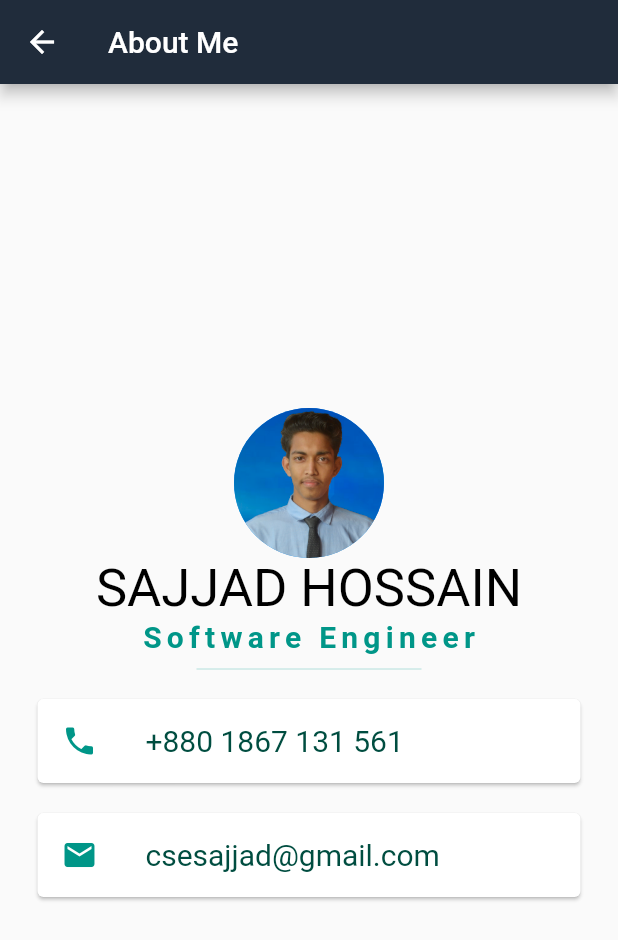
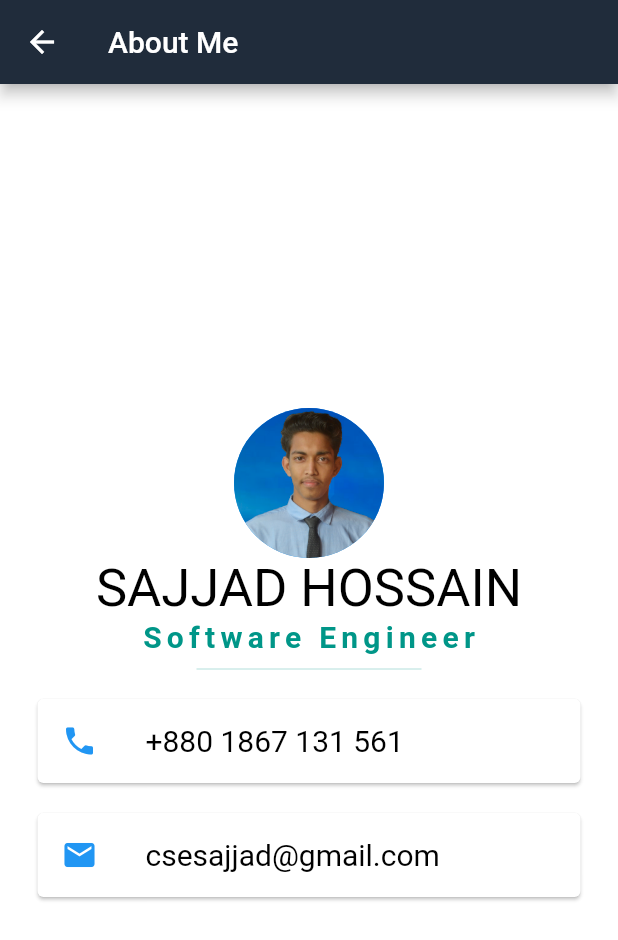
Before and after one commit to sajjad385/covid-19-tracker, a Flutter app: the screen it shows after launch, after a tap on "About", on a phone screen of 412 x 824 dp. Shown: the top 940 px of the screen. Run offline on Flutter 3.47's test engine with Material 2 defaults, Android fonts, the phone set to English and light mode, and no system bars; our stand-ins replace dynamic_theme; network calls fail; Roboto replaces fonts that are missing (Cobin); project files that could hold a hidden picture were left out.

Commit message:
Search and dark mode

```diff
--- a/lib/data_source.dart
+++ b/lib/data_source.dart
@@ -2,7 +2,7 @@ import 'package:flutter/material.dart';
 Color primaryBlack = Color(0xff202c3b);
 
 class DataSource{
-  static String quote = "'We are together in the fight. Nothing in life to be feared.  it is only to be understand. Now is the time to understand more, so that we may fear less.";
+  static String quote = "We are together in the fight. Nothing in life to be feared.  it is only to be understand. Now is the time to understand more, so that we may fear less.";
 
   static List questionAnswers =[
     {
--- a/lib/home_page.dart
+++ b/lib/home_page.dart
@@ -5,6 +5,7 @@ import 'package:covid19/panels/bangladesh.dart';
 import 'package:covid19/panels/info_panel.dart';
 import 'package:covid19/panels/most_effected_countries.dart';
 import 'package:covid19/panels/world_wide_panel.dart';
+import 'package:dynamic_theme/dynamic_theme.dart';
 import 'package:flutter/material.dart';
 import 'package:http/http.dart' as http;
 
@@ -46,7 +47,7 @@ class _HomePageState extends State<HomePage> {
 //  Country Data
   List countryData;
   fetchCountryData()async{
-    http.Response response = await http.get('https://corona.lmao.ninja/v2/countries');
+    http.Response response = await http.get('https://corona.lmao.ninja/v2/countries?sort=cases');
     setState(() {
       countryData =json.decode(response.body);
     });
@@ -68,6 +69,12 @@ class _HomePageState extends State<HomePage> {
   Widget build(BuildContext context) {
     return Scaffold(
       appBar: AppBar(
+
+        actions: <Widget>[
+          IconButton(icon: Icon(Theme.of(context).brightness==Brightness.light?Icons.lightbulb_outline:Icons.highlight), onPressed: (){
+            DynamicTheme.of(context).setBrightness(Theme.of(context).brightness==Brightness.light?Brightness.dark:Brightness.light);
+          })
+        ],
         title: Text('COVID-19 TRACKER'),
       ),
       body: SingleChildScrollView(
--- a/lib/main.dart
+++ b/lib/main.dart
@@ -1,12 +1,36 @@
 import 'package:covid19/data_source.dart';
+import 'package:covid19/home_page.dart';
+import 'package:dynamic_theme/dynamic_theme.dart';
+import 'package:flutter/cupertino.dart';
 import 'package:flutter/material.dart';
 
-import 'home_page.dart';
 
-void main() => runApp(MaterialApp(
-  debugShowCheckedModeBanner: false,
-  theme: ThemeData(
-    primaryColor: primaryBlack,
-  ),
-  home: HomePage(),
-));
+void main() => runApp(MyApp());
+
+
+class MyApp extends StatelessWidget {
+  @override
+  Widget build(BuildContext context) {
+    return DynamicTheme(
+      defaultBrightness: Brightness.light,
+      data: (brightness) {
+        return ThemeData(
+            primaryColor: primaryBlack,
+            fontFamily: 'Cobin',
+            brightness: brightness == Brightness.light
+                ? Brightness.light
+                : Brightness.dark,
+            scaffoldBackgroundColor: brightness == Brightness.dark
+                ? Colors.blueGrey[900]
+                : Colors.white);
+      },
+      themedWidgetBuilder: (context, theme) {
+        return MaterialApp(
+          debugShowCheckedModeBanner: false,
+          theme: theme,
+          home: HomePage(),
+        );
+      },
+    );
+  }
+}
--- a/lib/pages/about_me.dart
+++ b/lib/pages/about_me.dart
@@ -46,14 +46,14 @@ class AboutPage extends StatelessWidget {
                 child: ListTile(
                   leading: Icon(
                     Icons.phone,
-                    color: Colors.teal,
+                    color: Colors.blue,
 
                   ),
                   title:Text(
                     '+880 1867 131 561',
                     style: TextStyle(
                       fontSize: 20.0,
-                      color: Colors.teal.shade900,
+                      color: Colors.black,
                     ),
                   ),
                 )
@@ -64,14 +64,14 @@ class AboutPage extends StatelessWidget {
                 child: ListTile(
                   leading: Icon(
                     Icons.email,
-                    color: Colors.teal,
+                    color: Colors.blue,
 
                   ),
                   title:Text(
                     'csesajjad@gmail.com',
                     style: TextStyle(
                       fontSize: 20.0,
-                      color: Colors.teal.shade900,
+                      color: Colors.black,
                     ),
                   ),
                 )
--- a/lib/panels/most_effected_countries.dart
+++ b/lib/panels/most_effected_countries.dart
@@ -18,7 +18,10 @@ class MostEffectedPanel extends StatelessWidget {
             padding: const EdgeInsets.all(8.0),
             child: Row(
               children: <Widget>[
-                Image.network(countryData[index]['countryInfo']['flag'],height: 30,),
+                Image.network(countryData[index]['countryInfo']['flag'],
+                  height: 30,
+                  width: 40,
+                ),
                 SizedBox(width: 10.0),
                 Text(countryData[index]['country'],style: TextStyle(
                   fontWeight: FontWeight.bold
@@ -30,7 +33,6 @@ class MostEffectedPanel extends StatelessWidget {
                 Text(' Confirmed : '+countryData[index]['cases'].toString(),style: TextStyle(
                   color: Colors.deepPurple
                 ),),
-                SizedBox(width: 10.0,),
               ],
             ),
           ),
--- a/pubspec.yaml
+++ b/pubspec.yaml
@@ -13,6 +13,7 @@ dependencies:
   url_launcher:
   shared_preferences:
   http:
+  dynamic_theme:
 
 dev_dependencies:
   flutter_test:
```
Also changed, not shown: lib/pages/country_page.dart (+21 -39 lines), lib/pages/search.dart (added, +119 -0 lines), lib/pages/todaySearch.dart (added, +97 -0 lines), lib/pages/today_countries.dart (+12 -11 lines), pubspec.lock.
